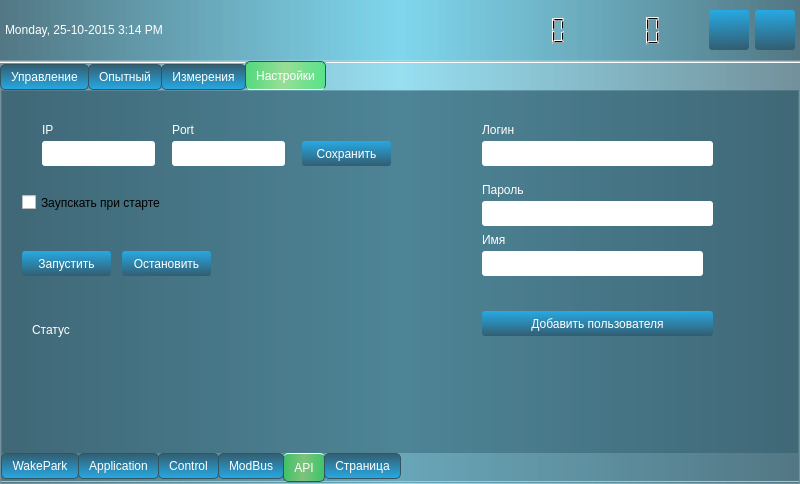
Vestimy/wake_app, file style/wake.ui: the form before one commit.
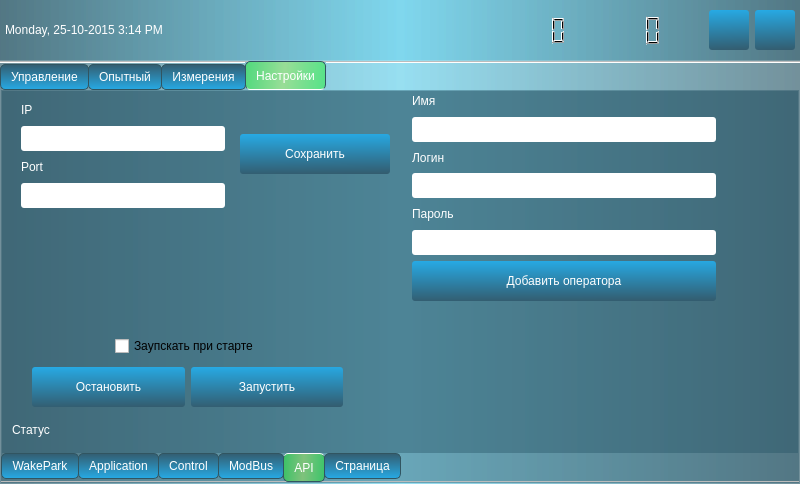
The form after the commit. Icons and pictures are not drawn.

Commit message: Socket remote OK

Patch:
```diff
--- a/style/wake.ui
+++ b/style/wake.ui
@@ -2451,96 +2451,11 @@
           <attribute name="title">
            <string>API</string>
           </attribute>
-          <widget class="QLineEdit" name="ipEdit">
-           <property name="geometry">
-            <rect>
-             <x>40</x>
-             <y>50</y>
-             <width>113</width>
-             <height>25</height>
-            </rect>
-           </property>
-          </widget>
-          <widget class="QLineEdit" name="portEdit">
-           <property name="geometry">
-            <rect>
-             <x>170</x>
-             <y>50</y>
-             <width>113</width>
-             <height>25</height>
-            </rect>
-           </property>
-          </widget>
-          <widget class="QPushButton" name="pushButtonApiSave">
-           <property name="geometry">
-            <rect>
-             <x>300</x>
-             <y>50</y>
-             <width>89</width>
-             <height>25</height>
-            </rect>
-           </property>
-           <property name="text">
-            <string>Сохранить</string>
-           </property>
-          </widget>
-          <widget class="QLabel" name="label_6">
-           <property name="geometry">
-            <rect>
-             <x>40</x>
-             <y>30</y>
-             <width>67</width>
-             <height>17</height>
-            </rect>
-           </property>
-           <property name="text">
-            <string>IP</string>
-           </property>
-          </widget>
-          <widget class="QLabel" name="label_10">
-           <property name="geometry">
-            <rect>
-             <x>170</x>
-             <y>30</y>
-             <width>67</width>
-             <height>17</height>
-            </rect>
-           </property>
-           <property name="text">
-            <string>Port</string>
-           </property>
-          </widget>
-          <widget class="QPushButton" name="pushButtonApiStart">
-           <property name="geometry">
-            <rect>
-             <x>20</x>
-             <y>160</y>
-             <width>89</width>
-             <height>25</height>
-            </rect>
-           </property>
-           <property name="text">
-            <string>Запустить</string>
-           </property>
-          </widget>
-          <widget class="QPushButton" name="pushButtonApiStop">
-           <property name="geometry">
-            <rect>
-             <x>120</x>
-             <y>160</y>
-             <width>89</width>
-             <height>25</height>
-            </rect>
-           </property>
-           <property name="text">
-            <string>Остановить</string>
-           </property>
-          </widget>
           <widget class="QLabel" name="label_12">
            <property name="geometry">
             <rect>
-             <x>30</x>
-             <y>230</y>
+             <x>10</x>
+             <y>330</y>
              <width>67</width>
              <height>17</height>
             </rect>
@@ -2562,101 +2477,6 @@
             <string/>
            </property>
           </widget>
-          <widget class="QCheckBox" name="checkApiReq">
-           <property name="geometry">
-            <rect>
-             <x>20</x>
-             <y>100</y>
-             <width>181</width>
-             <height>23</height>
-            </rect>
-           </property>
-           <property name="text">
-            <string>Заупскать при старте</string>
-           </property>
-          </widget>
-          <widget class="QPushButton" name="pushButtonAddUserApi">
-           <property name="geometry">
-            <rect>
-             <x>480</x>
-             <y>220</y>
-             <width>231</width>
-             <height>25</height>
-            </rect>
-           </property>
-           <property name="text">
-            <string>Добавить пользователя</string>
-           </property>
-          </widget>
-          <widget class="QLineEdit" name="api_login">
-           <property name="geometry">
-            <rect>
-             <x>480</x>
-             <y>50</y>
-             <width>231</width>
-             <height>25</height>
-            </rect>
-           </property>
-          </widget>
-          <widget class="QLineEdit" name="api_password">
-           <property name="geometry">
-            <rect>
-             <x>480</x>
-             <y>110</y>
-             <width>231</width>
-             <height>25</height>
-            </rect>
-           </property>
-          </widget>
-          <widget class="QLabel" name="label_13">
-           <property name="geometry">
-            <rect>
-             <x>480</x>
-             <y>30</y>
-             <width>67</width>
-             <height>17</height>
-            </rect>
-           </property>
-           <property name="text">
-            <string>Логин</string>
-           </property>
-          </widget>
-          <widget class="QLabel" name="label_15">
-           <property name="geometry">
-            <rect>
-             <x>480</x>
-             <y>90</y>
-             <width>67</width>
-             <height>17</height>
-            </rect>
-           </property>
-           <property name="text">
-            <string>Пароль</string>
-           </property>
-          </widget>
-          <widget class="QLineEdit" name="api_name">
-           <property name="geometry">
-            <rect>
-             <x>480</x>
-             <y>160</y>
-             <width>221</width>
-             <height>25</height>
-            </rect>
-           </property>
-          </widget>
-          <widget class="QLabel" name="label_16">
-           <property name="geometry">
-            <rect>
-             <x>480</x>
-             <y>140</y>
-             <width>67</width>
-             <height>17</height>
-            </rect>
-           </property>
-           <property name="text">
-            <string>Имя</string>
-           </property>
-          </widget>
           <widget class="QLabel" name="api_erros">
            <property name="geometry">
             <rect>
@@ -2699,6 +2519,240 @@
             <string/>
            </property>
           </widget>
+          <widget class="QWidget" name="horizontalLayoutWidget_3">
+           <property name="geometry">
+            <rect>
+             <x>10</x>
+             <y>0</y>
+             <width>378</width>
+             <height>126</height>
+            </rect>
+           </property>
+           <layout class="QHBoxLayout" name="horizontalLayout_23">
+            <item>
+             <widget class="QWidget" name="verticalWidget_4" native="true">
+              <layout class="QVBoxLayout" name="verticalLayout_37">
+               <item>
+                <layout class="QVBoxLayout" name="verticalLayout_35">
+                 <item>
+                  <widget class="QLabel" name="label_6">
+                   <property name="text">
+                    <string>IP</string>
+                   </property>
+                  </widget>
+                 </item>
+                 <item>
+                  <widget class="QLineEdit" name="ipEdit">
+                   <property name="minimumSize">
+                    <size>
+                     <width>200</width>
+                     <height>25</height>
+                    </size>
+                   </property>
+                  </widget>
+                 </item>
+                </layout>
+               </item>
+               <item>
+                <layout class="QVBoxLayout" name="verticalLayout_36">
+                 <item>
+                  <widget class="QLabel" name="label_10">
+                   <property name="text">
+                    <string>Port</string>
+                   </property>
+                  </widget>
+                 </item>
+                 <item>
+                  <widget class="QLineEdit" name="portEdit">
+                   <property name="minimumSize">
+                    <size>
+                     <width>200</width>
+                     <height>25</height>
+                    </size>
+                   </property>
+                  </widget>
+                 </item>
+                </layout>
+               </item>
+              </layout>
+             </widget>
+            </item>
+            <item alignment="Qt::AlignHCenter|Qt::AlignVCenter">
+             <widget class="QPushButton" name="pushButtonApiSave">
+              <property name="minimumSize">
+               <size>
+                <width>150</width>
+                <height>40</height>
+               </size>
+              </property>
+              <property name="text">
+               <string>Сохранить</string>
+              </property>
+             </widget>
+            </item>
+           </layout>
+          </widget>
+          <widget class="QWidget" name="verticalLayoutWidget_7">
+           <property name="geometry">
+            <rect>
+             <x>410</x>
+             <y>0</y>
+             <width>304</width>
+             <height>210</height>
+            </rect>
+           </property>
+           <layout class="QVBoxLayout" name="verticalLayout_41">
+            <property name="spacing">
+             <number>6</number>
+            </property>
+            <property name="topMargin">
+             <number>0</number>
+            </property>
+            <property name="bottomMargin">
+             <number>0</number>
+            </property>
+            <item>
+             <layout class="QVBoxLayout" name="verticalLayout_40">
+              <item>
+               <widget class="QLabel" name="label_16">
+                <property name="text">
+                 <string>Имя</string>
+                </property>
+               </widget>
+              </item>
+              <item>
+               <widget class="QLineEdit" name="api_name">
+                <property name="minimumSize">
+                 <size>
+                  <width>300</width>
+                  <height>25</height>
+                 </size>
+                </property>
+               </widget>
+              </item>
+             </layout>
+            </item>
+            <item>
+             <layout class="QVBoxLayout" name="verticalLayout_38">
+              <property name="bottomMargin">
+               <number>0</number>
+              </property>
+              <item>
+               <widget class="QLabel" name="label_13">
+                <property name="text">
+                 <string>Логин</string>
+                </property>
+               </widget>
+              </item>
+              <item>
+               <widget class="QLineEdit" name="api_login">
+                <property name="minimumSize">
+                 <size>
+                  <width>300</width>
+                  <height>25</height>
+                 </size>
+                </property>
+               </widget>
+              </item>
+             </layout>
+            </item>
+            <item>
+             <layout class="QVBoxLayout" name="verticalLayout_39">
+              <property name="bottomMargin">
+               <number>0</number>
+              </property>
+              <item>
+               <widget class="QLabel" name="label_15">
+                <property name="text">
+                 <string>Пароль</string>
+                </property>
+               </widget>
+              </item>
+              <item>
+               <widget class="QLineEdit" name="api_password">
+                <property name="minimumSize">
+                 <size>
+                  <width>300</width>
+                  <height>25</height>
+                 </size>
+                </property>
+               </widget>
+              </item>
+             </layout>
+            </item>
+            <item>
+             <widget class="QPushButton" name="pushButtonAddUserApi">
+              <property name="minimumSize">
+               <size>
+                <width>300</width>
+                <height>40</height>
+               </size>
+              </property>
+              <property name="text">
+               <string>Добавить оператора</string>
+              </property>
+             </widget>
+            </item>
+           </layout>
+          </widget>
+          <widget class="QWidget" name="verticalLayoutWidget_8">
+           <property name="geometry">
+            <rect>
+             <x>30</x>
+             <y>240</y>
+             <width>311</width>
+             <height>81</height>
+            </rect>
+           </property>
+           <layout class="QVBoxLayout" name="verticalLayout_42">
+            <item alignment="Qt::AlignHCenter">
+             <widget class="QCheckBox" name="checkApiReq">
+              <property name="text">
+               <string>Заупскать при старте</string>
+              </property>
+              <property name="checkable">
+               <bool>true</bool>
+              </property>
+              <property name="checked">
+               <bool>false</bool>
+              </property>
+              <property name="tristate">
+               <bool>false</bool>
+              </property>
+             </widget>
+            </item>
+            <item>
+             <layout class="QHBoxLayout" name="horizontalLayout_24">
+              <item>
+               <widget class="QPushButton" name="pushButtonSocketStop">
+                <property name="minimumSize">
+                 <size>
+                  <width>0</width>
+                  <height>40</height>
+                 </size>
+                </property>
+                <property name="text">
+                 <string>Остановить</string>
+                </property>
+               </widget>
+              </item>
+              <item>
+               <widget class="QPushButton" name="pushButtonSocketStart">
+                <property name="minimumSize">
+                 <size>
+                  <width>0</width>
+                  <height>40</height>
+                 </size>
+                </property>
+                <property name="text">
+                 <string>Запустить</string>
+                </property>
+               </widget>
+              </item>
+             </layout>
+            </item>
+           </layout>
+          </widget>
          </widget>
          <widget class="QWidget" name="tabUsers">
           <attribute name="title">
```
The commit also changes 6 other files.
